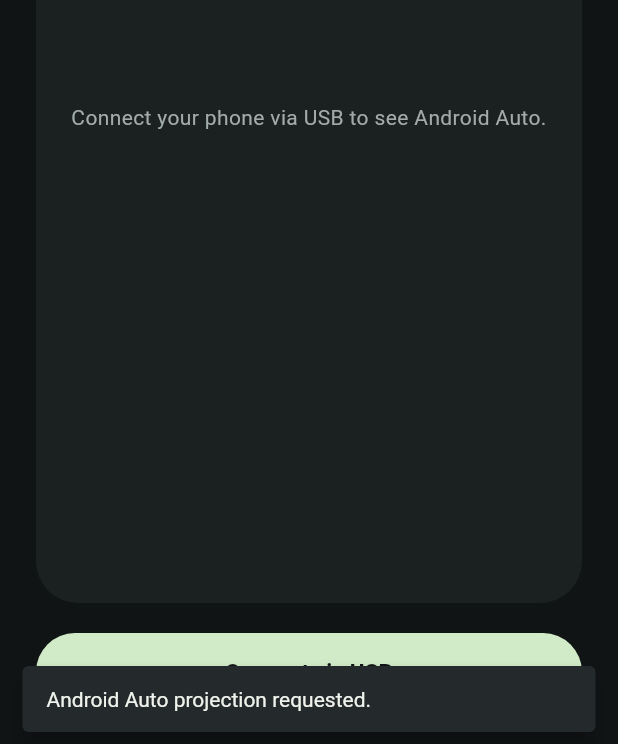
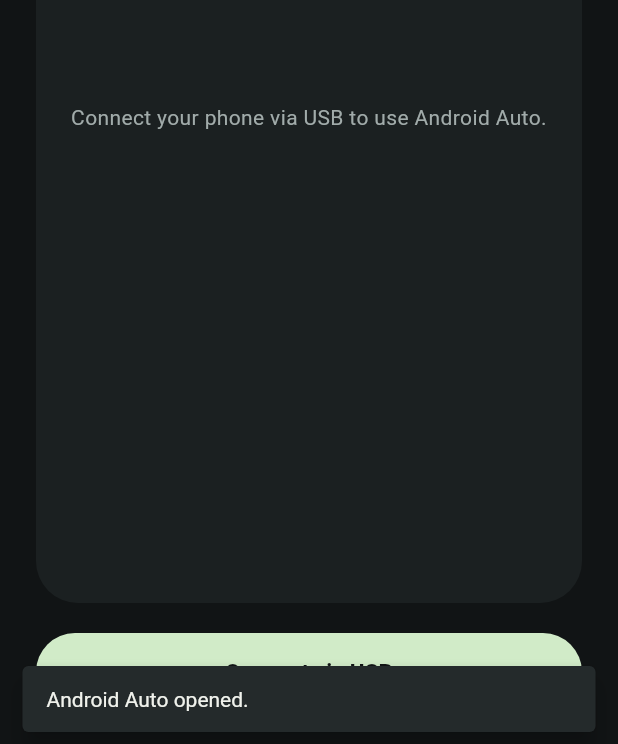
Before and after one commit to matteomine12/FlutterAuto, a Flutter app: the AndroidAutoScreen screen opened directly, after a tap on "Connect via USB", on a phone screen of 412 x 824 dp. Shown: the part 489-1233 px from the top of the screen. Run offline on Flutter 3.47's test engine with Material 3 defaults, Android fonts, the light colour scheme and no system bars.

Commit message:
Format and test Android Auto entry flow
Co-authored-by: arena-agent <297053741+arena-agent@users.noreply.github.com>

```diff
--- a/lib/features/home/android_auto_screen.dart
+++ b/lib/features/home/android_auto_screen.dart
@@ -4,7 +4,7 @@
 import '../../app/auto_theme.dart';
 import '../../core/platform/device_service.dart';
 
-/// A full-screen view for Android Auto projection from a USB-connected phone.
+/// A full-screen entry point for Android Auto on a USB-connected phone.
 class AndroidAutoScreen extends StatefulWidget {
   const AndroidAutoScreen({super.key, this.device});
   final DeviceService? device;
@@ -23,29 +23,33 @@
       await _device.openAndroidAuto();
       if (mounted) {
         ScaffoldMessenger.of(context).showSnackBar(
-          const SnackBar(
-            content: Text('Android Auto projection requested.'),
-          ),
+          const SnackBar(content: Text('Android Auto opened.')),
         );
       }
     } on MissingPluginException {
       if (mounted) {
         ScaffoldMessenger.of(context).showSnackBar(
           const SnackBar(
-            content: Text('This action is available on your Android headunit.'),
+            content: Text('Android Auto is available on Android devices.'),
           ),
         );
       }
     } on PlatformException catch (error) {
       if (mounted) {
         ScaffoldMessenger.of(context).showSnackBar(
-          SnackBar(content: Text(error.message ?? 'This action is unavailable on this device.')),
+          SnackBar(
+            content: Text(
+              error.message ?? 'Android Auto is unavailable on this device.',
+            ),
+          ),
         );
       }
     } catch (_) {
       if (mounted) {
         ScaffoldMessenger.of(context).showSnackBar(
-          const SnackBar(content: Text('This action is unavailable on this device.')),
+          const SnackBar(
+            content: Text('Android Auto is unavailable on this device.'),
+          ),
         );
       }
     } finally {
@@ -74,7 +78,7 @@
                 ),
                 alignment: Alignment.center,
                 child: const Text(
-                      'Connect your phone via USB to see Android Auto.',
+                  'Connect your phone via USB to use Android Auto.',
                   textAlign: TextAlign.center,
                   style: TextStyle(color: AutoColors.muted),
                 ),
@@ -91,9 +95,3 @@
     ),
   );
 }
-
-// Convenient aliases used by callers and tests.
-typedef AndroidAutoPage = AndroidAutoScreen;
-typedef AndroidAutoSheet = AndroidAutoScreen;
-typedef AndroidAutoModule = AndroidAutoScreen;
-typedef AndroidAutoView = AndroidAutoScreen;
--- a/lib/features/home/home_page.dart
+++ b/lib/features/home/home_page.dart
@@ -9,8 +9,8 @@
 import '../media/media_controller.dart';
 import '../media/media_module.dart';
 import '../weather/weather_module.dart';
+import 'android_auto_screen.dart';
 import 'clock_module.dart';
-import 'android_auto_screen.dart';
 import 'device_sheets.dart';
 import 'navigation_module.dart';
 import 'quick_actions.dart';
@@ -133,7 +133,6 @@
   }
 
   void _openAndroidAuto() {
-    _runDeviceAction(_device.openAndroidAuto);
     Navigator.of(context).push(
       MaterialPageRoute<void>(
         builder: (_) => AndroidAutoScreen(device: _device),
```
Also changed, not shown: lib/core/platform/device_service.dart (+0 -12 lines), 4 other files. Lines whose indentation alone changed are shown as unchanged.
